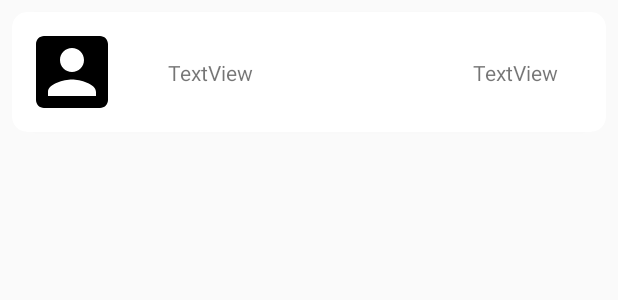
After one commit to jeeke/Drople, an Android app: the layout price_list_layout.xml on its own in the app's theme, with its tools: preview values and no code run, on a phone screen of 412 x 824 dp. The commit adds this screen. Shown: the top 300 px of the screen. Run offline under Robolectric (Android 15) with nearby library versions, the phone set to English and light mode, and no system bars.

Commit message:
added rasam to main project

```diff
--- /dev/null
+++ b/app/src/main/res/layout/price_list_layout.xml
@@ -0,0 +1,51 @@
+<?xml version="1.0" encoding="utf-8"?>
+<androidx.cardview.widget.CardView xmlns:android="http://schemas.android.com/apk/res/android"
+    xmlns:app="http://schemas.android.com/apk/res-auto"
+    android:layout_width="match_parent"
+    android:layout_height="wrap_content"
+    android:layout_margin="8dp"
+    android:elevation="4dp"
+    app:cardCornerRadius="10dp">
+
+    <androidx.constraintlayout.widget.ConstraintLayout
+        android:layout_width="match_parent"
+        android:layout_height="wrap_content">
+
+
+        <ImageView
+            android:id="@+id/imageView18"
+            android:layout_width="64dp"
+            android:layout_height="64dp"
+            android:layout_marginStart="8dp"
+            android:layout_marginLeft="8dp"
+            android:layout_marginTop="8dp"
+            android:layout_marginBottom="8dp"
+            app:layout_constraintBottom_toBottomOf="parent"
+            app:layout_constraintEnd_toStartOf="@+id/textView11"
+            app:layout_constraintStart_toStartOf="parent"
+            app:layout_constraintTop_toTopOf="parent"
+            app:srcCompat="@drawable/ic_account" />
+
+        <TextView
+            android:id="@+id/textView11"
+            android:layout_width="wrap_content"
+            android:layout_height="wrap_content"
+            android:layout_marginStart="32dp"
+            android:layout_marginLeft="32dp"
+            android:text="TextView"
+            app:layout_constraintBottom_toBottomOf="@+id/imageView18"
+            app:layout_constraintStart_toEndOf="@+id/imageView18"
+            app:layout_constraintTop_toTopOf="@+id/imageView18" />
+
+        <TextView
+            android:id="@+id/textView24"
+            android:layout_width="wrap_content"
+            android:layout_height="wrap_content"
+            android:layout_marginEnd="32dp"
+            android:layout_marginRight="32dp"
+            android:text="TextView"
+            app:layout_constraintBottom_toBottomOf="@+id/textView11"
+            app:layout_constraintEnd_toEndOf="parent"
+            app:layout_constraintTop_toTopOf="@+id/textView11" />
+    </androidx.constraintlayout.widget.ConstraintLayout>
+</androidx.cardview.widget.CardView>
```
Also changed, not shown: app/src/main/java/com/example/gyanesh/myapplication/Fragments/ServicesFrag.java (+18 -12 lines), app/src/main/java/com/example/gyanesh/myapplication/RateListAdapter.java (added, +55 -0 lines), app/src/main/res/layout/card_services.xml (+36 -2 lines).
